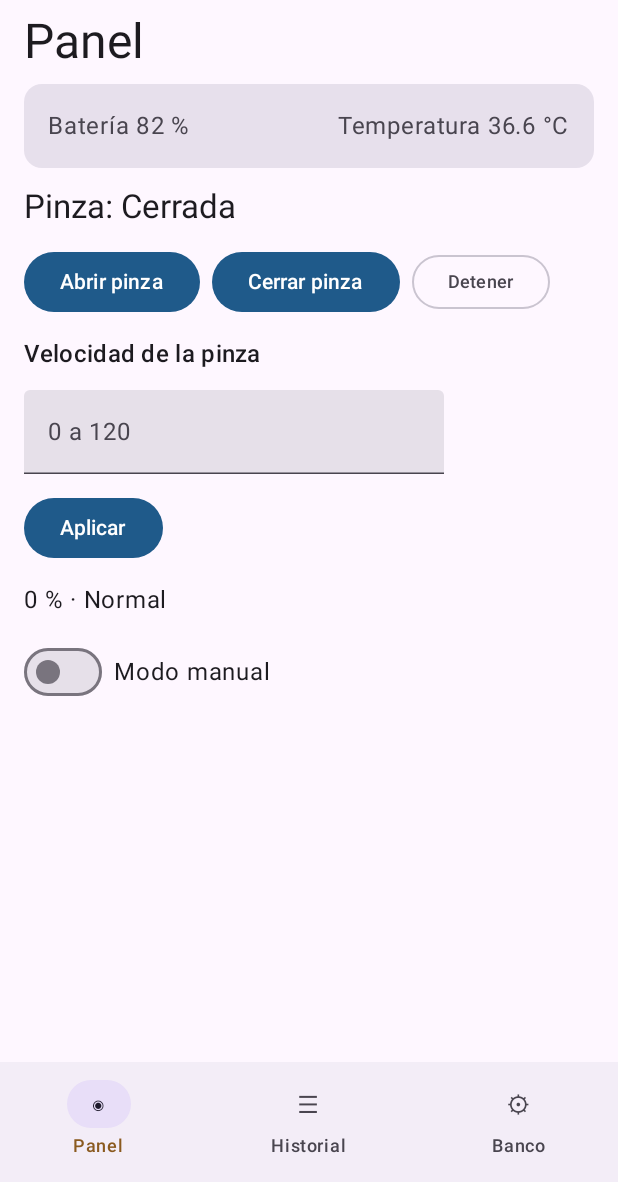
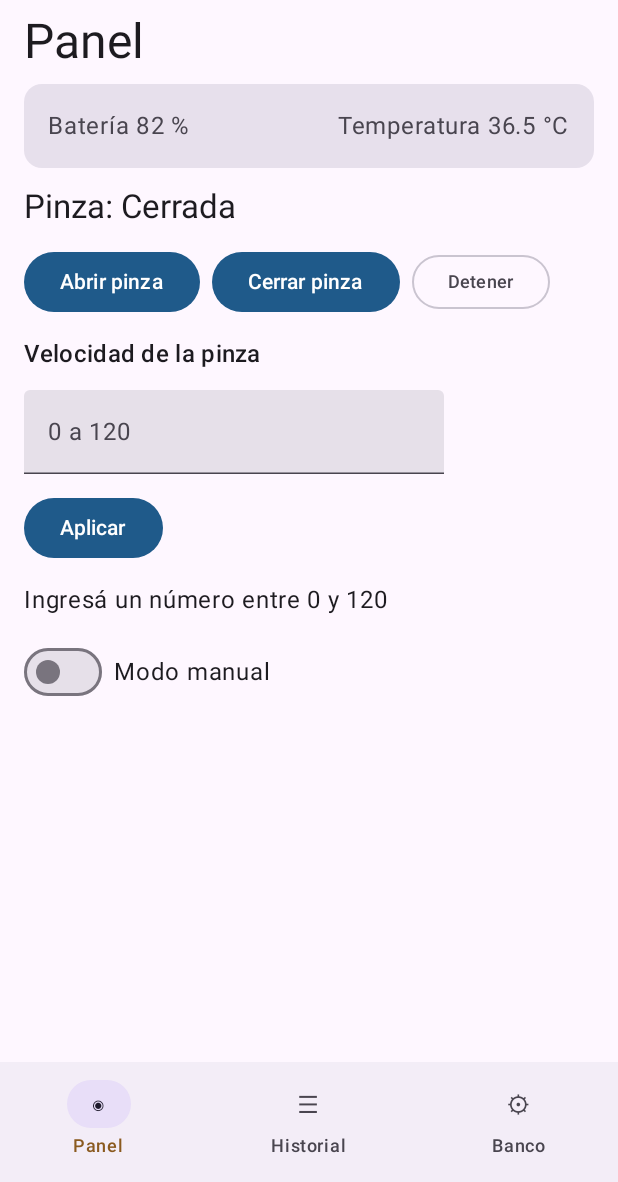
Before and after one commit to Tobiasjuarez/Celda4, an Android app built with Jetpack Compose: the screen it shows after launch (MainActivity), after a tap on "Aplicar", on a phone screen of 412 x 824 dp, the part 54-1236 px from its top. Run offline under Robolectric (Android 15) with nearby library versions, the phone set to English and light mode, and no system bars; 3 other taps on this screen came first.

Commit message:
51: validar velocidad (toIntOrNull, rango 0..120), porcentaje en Double con coma y niveles sin superponer

```diff
--- a/app/src/main/java/ar/celda/logica/Reglas.kt
+++ b/app/src/main/java/ar/celda/logica/Reglas.kt
@@ -1,6 +1,12 @@
 package ar.celda.logica
 
+import java.util.Locale
+
 const val VELOCIDAD_MAXIMA = 120
+const val UMBRAL_ALTA = 80
+
+/** Los porcentajes se muestran siempre con coma decimal, sin depender del idioma del dispositivo. */
+private val LOCALE_AR: Locale = Locale.forLanguageTag("es-AR")
 
 enum class TipoEvento { VELOCIDAD, PINZA, PARADA, ALARMA }
 
@@ -12,17 +18,35 @@ data class Evento(
     val detalle: String,
 )
 
-/** Convierte lo que escribió el operador. */
-fun leerVelocidad(texto: String): Int = texto.toInt()
+enum class Nivel(val etiqueta: String) { NORMAL("Normal"), ALTA("Alta") }
 
-/** Porcentaje respecto de la velocidad máxima. */
-fun porcentaje(velocidad: Int): Int = velocidad / VELOCIDAD_MAXIMA * 100
+/** Resultado de evaluar lo que escribió el operador. */
+sealed interface Velocidad {
+    data class Valida(val valor: Int, val porcentaje: Double, val nivel: Nivel) : Velocidad
+    data object FueraDeRango : Velocidad
+    data object NoEsNumero : Velocidad
+}
 
-fun nivel(velocidad: Int): String = when (velocidad) {
-    in 0..VELOCIDAD_MAXIMA -> "Normal"
-    in 80..VELOCIDAD_MAXIMA -> "Alta"
-    else -> "Fuera de rango"
+/** null si el texto no es un número entero (por ejemplo «8O», vacío o «abc»). */
+fun leerVelocidad(texto: String): Int? = texto.trim().toIntOrNull()
+
+/** Porcentaje respecto de la velocidad máxima. Se pasa a Double antes de dividir. */
+fun porcentaje(velocidad: Int): Double = velocidad * 100.0 / VELOCIDAD_MAXIMA
+
+/** null si la velocidad está fuera de 0..120. Los rangos no se superponen. */
+fun nivel(velocidad: Int): Nivel? = when (velocidad) {
+    in 0 until UMBRAL_ALTA -> Nivel.NORMAL
+    in UMBRAL_ALTA..VELOCIDAD_MAXIMA -> Nivel.ALTA
+    else -> null
 }
+
+fun evaluarVelocidad(texto: String): Velocidad {
+    val valor = leerVelocidad(texto) ?: return Velocidad.NoEsNumero
+    val nivel = nivel(valor) ?: return Velocidad.FueraDeRango
+    return Velocidad.Valida(valor, porcentaje(valor), nivel)
+}
+
+fun formatoPorcentaje(valor: Double): String = String.format(LOCALE_AR, "%.1f", valor)
 
 /** Búsqueda del historial por tipo o por texto. */
 fun coincide(evento: Evento, busqueda: String): Boolean =
--- a/app/src/main/java/ar/celda/ui/Panel.kt
+++ b/app/src/main/java/ar/celda/ui/Panel.kt
@@ -2,19 +2,23 @@ package ar.celda.ui
 
 import androidx.compose.foundation.layout.*
 import androidx.compose.foundation.rememberScrollState
+import androidx.compose.foundation.text.KeyboardOptions
 import androidx.compose.foundation.verticalScroll
 import androidx.compose.material3.*
 import androidx.compose.runtime.*
 import androidx.compose.ui.Alignment
 import androidx.compose.ui.Modifier
 import androidx.compose.ui.graphics.Color
+import androidx.compose.ui.text.input.KeyboardType
 import androidx.compose.ui.unit.dp
+import ar.celda.logica.Velocidad
+import ar.celda.logica.formatoPorcentaje
 import androidx.compose.ui.unit.sp
 
 @Composable
 fun Panel(model: PanelModel) {
     var velocidad by remember { mutableStateOf("") }
-    var resultado by remember { mutableStateOf("") }
+    var resultado by remember { mutableStateOf<Velocidad?>(null) }
     var modoManual by remember { mutableStateOf(false) }
     var confirmarParada by remember { mutableStateOf(false) }
 
@@ -43,9 +47,10 @@ fun Panel(model: PanelModel) {
             onValueChange = { velocidad = it },
             label = { Text("0 a 120") },
             singleLine = true,
+            keyboardOptions = KeyboardOptions(keyboardType = KeyboardType.Number),
         )
         Button(onClick = { resultado = model.aplicarVelocidad(velocidad) }) { Text("Aplicar") }
-        if (resultado.isNotEmpty()) Text(resultado)
+        resultado?.let { Text(textoResultado(it)) }
 
         Row(verticalAlignment = Alignment.CenterVertically, horizontalArrangement = Arrangement.spacedBy(8.dp)) {
             Switch(checked = modoManual, onCheckedChange = { modoManual = it })
@@ -68,6 +73,12 @@ fun Panel(model: PanelModel) {
     }
 }
 
+private fun textoResultado(resultado: Velocidad): String = when (resultado) {
+    is Velocidad.Valida -> "${formatoPorcentaje(resultado.porcentaje)} % · ${resultado.nivel.etiqueta}"
+    Velocidad.FueraDeRango -> "Fuera de rango"
+    Velocidad.NoEsNumero -> "Ingresá un número entre 0 y 120"
+}
+
 @Composable
 private fun TarjetaTelemetria(model: PanelModel) {
     val t = model.telemetria
--- a/app/src/main/java/ar/celda/ui/PanelModel.kt
+++ b/app/src/main/java/ar/celda/ui/PanelModel.kt
@@ -10,9 +10,9 @@ import ar.celda.lab.RobotSimulado
 import ar.celda.lab.Telemetria
 import ar.celda.logica.Evento
 import ar.celda.logica.TipoEvento
-import ar.celda.logica.leerVelocidad
-import ar.celda.logica.nivel
-import ar.celda.logica.porcentaje
+import ar.celda.logica.Velocidad
+import ar.celda.logica.evaluarVelocidad
+import ar.celda.logica.formatoPorcentaje
 import kotlinx.coroutines.launch
 import java.time.LocalTime
 import java.time.format.DateTimeFormatter
@@ -32,11 +32,17 @@ class PanelModel : ViewModel() {
     private var proximoId = 1L
     private var alarmaBateria = false
 
-    fun aplicarVelocidad(texto: String): String {
-        val v = leerVelocidad(texto)
-        val resumen = "${porcentaje(v)} % · ${nivel(v)}"
-        registrar(TipoEvento.VELOCIDAD, "Velocidad $v", resumen)
-        return resumen
+    /** Solo registra la velocidad si es un número dentro de 0..120. */
+    fun aplicarVelocidad(texto: String): Velocidad {
+        val resultado = evaluarVelocidad(texto)
+        if (resultado is Velocidad.Valida) {
+            registrar(
+                TipoEvento.VELOCIDAD,
+                "Velocidad ${resultado.valor}",
+                "${formatoPorcentaje(resultado.porcentaje)} % · ${resultado.nivel.etiqueta}",
+            )
+        }
+        return resultado
     }
 
     fun abrirPinza() = mover(Comando.ABRIR, EstadoPinza.ABIERTA, "Abrir pinza")
```
